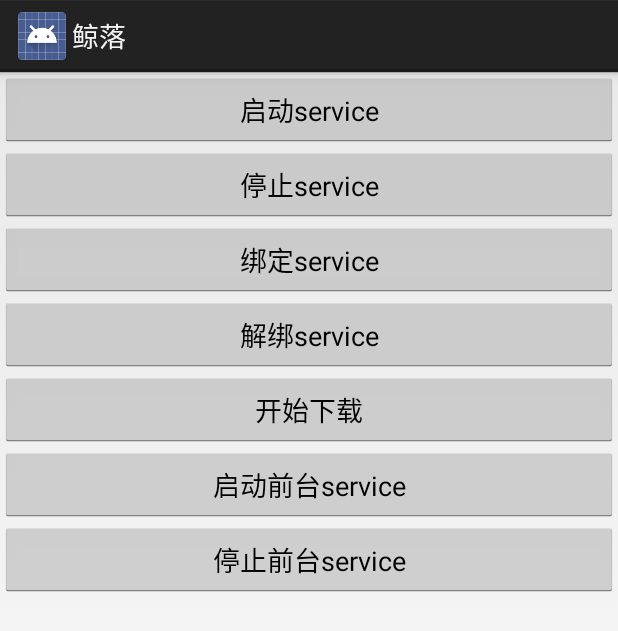
After one commit to blueizz/WhaleFall, an Android app: the ServiceActivity screen opened directly, with no data from a screen before it, on a phone screen of 412 x 824 dp. The commit adds this screen. Shown: the top 631 px of the screen. Run offline under Robolectric (Android 15) with nearby library versions, the phone set to English and light mode, and no system bars.

Commit message:
Service...

```diff
--- a/annotation-demo/src/main/java/com/blueizz/annotation/AnnotationActivity.java
+++ b/annotation-demo/src/main/java/com/blueizz/annotation/AnnotationActivity.java
@@ -28,6 +28,7 @@ public class AnnotationActivity extends Activity {
                 //通过注解的isCheck属性判断是否测试当前方法
                 if (checkAnnotation.isCheck()) {
                     try {
+                        method.setAccessible(true);
                         method.invoke(noBug, new Object[]{});
                     } catch (Exception e) {
                         e.printStackTrace();
--- a/app/build.gradle
+++ b/app/build.gradle
@@ -37,4 +37,5 @@ dependencies {
     implementation project(':bitmap-demo')
     implementation project(':collection-demo')
     implementation project(':sticker-demo')
+    implementation project(':service_demo')
 }
--- a/app/src/main/java/com/blueizz/whalefall/ActivityRouter.java
+++ b/app/src/main/java/com/blueizz/whalefall/ActivityRouter.java
@@ -7,6 +7,7 @@ import com.blueizz.bitmap.StrokeActivity;
 import com.blueizz.collection.CollectionActivity;
 import com.blueizz.bitmap.BitmapActivity;
 import com.blueizz.reflection.ReflectionActivity;
+import com.blueizz.service.ServiceActivity;
 import com.blueizz.sticker.StickerViewActivity;
 
 import org.joor.Reflect;
@@ -36,6 +37,7 @@ public class ActivityRouter {
         activityMap.put("多图层绘制", LayerDrawableActivity.class);
         activityMap.put("集合框架", CollectionActivity.class);
         activityMap.put("Android贴纸", StickerViewActivity.class);
+        activityMap.put("Service基本用法", ServiceActivity.class);
     }
 
     public static Map<String, Class<? extends Activity>> getActivityMap() {
--- a/app/src/main/java/com/blueizz/whalefall/model/MainModel.java
+++ b/app/src/main/java/com/blueizz/whalefall/model/MainModel.java
@@ -2,15 +2,12 @@ package com.blueizz.whalefall.model;
 
 import android.app.Activity;
 import android.content.Context;
-import android.os.Handler;
-import android.os.Message;
 
 import com.blueizz.commom.mvp.SafeHandler;
 import com.blueizz.commom.mvp.model.BaseModel;
 import com.blueizz.whalefall.ActivityRouter;
 
 import java.util.ArrayList;
-import java.util.Collections;
 import java.util.List;
 import java.util.Map;
 
--- /dev/null
+++ b/service_demo/src/main/java/com/blueizz/service/ServiceActivity.java
@@ -0,0 +1,113 @@
+package com.blueizz.service;
+
+import android.app.Activity;
+import android.content.ComponentName;
+import android.content.Intent;
+import android.content.ServiceConnection;
+import android.os.Bundle;
+import android.os.IBinder;
+import android.view.View;
+import android.widget.Button;
+
+public class ServiceActivity extends Activity {
+
+    private Button startService;
+    private Button stopService;
+    private Button bindService;
+    private Button unbindService;
+    private Button startDownload;
+
+    private Button startFrontService;
+    private Button stopFrontService;
+
+    private TestService.TestBinder testBinder;
+
+    private ServiceConnection connection = new ServiceConnection() {
+        @Override
+        public void onServiceConnected(ComponentName name, IBinder service) {
+            testBinder = (TestService.TestBinder) service;
+        }
+
+        @Override
+        public void onServiceDisconnected(ComponentName name) {
+
+        }
+    };
+
+    @Override
+    protected void onCreate(Bundle savedInstanceState) {
+        super.onCreate(savedInstanceState);
+
+        setContentView(R.layout.activity_service);
+        findView();
+        setListener();
+    }
+
+    private void findView() {
+        startService = findViewById(R.id.btn_start_service);
+        stopService = findViewById(R.id.btn_stop_service);
+        bindService = findViewById(R.id.btn_bind_service);
+        unbindService = findViewById(R.id.btn_unbind_service);
+        startDownload = findViewById(R.id.btn_start_download);
+
+        startFrontService = findViewById(R.id.btn_start_front_service);
+        stopFrontService = findViewById(R.id.btn_stop_front_service);
+    }
+
+    private void setListener() {
+        startService.setOnClickListener(new View.OnClickListener() {
+            @Override
+            public void onClick(View v) {
+                Intent intent = new Intent(ServiceActivity.this, TestService.class);
+                startService(intent);
+            }
+        });
+
+        stopService.setOnClickListener(new View.OnClickListener() {
+            @Override
+            public void onClick(View v) {
+                Intent intent = new Intent(ServiceActivity.this, TestService.class);
+                stopService(intent);
+            }
+        });
+
+        bindService.setOnClickListener(new View.OnClickListener() {
+            @Override
+            public void onClick(View v) {
+                Intent intent = new Intent(ServiceActivity.this, TestService.class);
+                bindService(intent, connection, BIND_AUTO_CREATE);
+            }
+        });
+
+        unbindService.setOnClickListener(new View.OnClickListener() {
+            @Override
+            public void onClick(View v) {
+                unbindService(connection);
+            }
+        });
+
+        startDownload.setOnClickListener(new View.OnClickListener() {
+            @Override
+            public void onClick(View v) {
+                if (testBinder != null)
+                    testBinder.startDownload();
+            }
+        });
+
+        startFrontService.setOnClickListener(new View.OnClickListener() {
+            @Override
+            public void onClick(View v) {
+                Intent intent = new Intent(ServiceActivity.this, FrontService.class);
+                startService(intent);
+            }
+        });
+
+        stopFrontService.setOnClickListener(new View.OnClickListener() {
+            @Override
+            public void onClick(View v) {
+                Intent intent = new Intent(ServiceActivity.this, FrontService.class);
+                stopService(intent);
+            }
+        });
+    }
+}
--- /dev/null
+++ b/service_demo/src/main/res/layout/activity_service.xml
@@ -0,0 +1,49 @@
+<?xml version="1.0" encoding="utf-8"?>
+<LinearLayout xmlns:android="http://schemas.android.com/apk/res/android"
+    android:layout_width="match_parent"
+    android:layout_height="match_parent"
+    android:orientation="vertical">
+
+    <Button
+        android:id="@+id/btn_start_service"
+        android:layout_width="match_parent"
+        android:layout_height="50dp"
+        android:text="启动service" />
+
+    <Button
+        android:id="@+id/btn_stop_service"
+        android:layout_width="match_parent"
+        android:layout_height="50dp"
+        android:text="停止service" />
+
+    <Button
+        android:id="@+id/btn_bind_service"
+        android:layout_width="match_parent"
+        android:layout_height="50dp"
+        android:text="绑定service" />
+
+    <Button
+        android:id="@+id/btn_unbind_service"
+        android:layout_width="match_parent"
+        android:layout_height="50dp"
+        android:text="解绑service" />
+
+    <Button
+        android:id="@+id/btn_start_download"
+        android:layout_width="match_parent"
+        android:layout_height="50dp"
+        android:text="开始下载" />
+
+    <Button
+        android:id="@+id/btn_start_front_service"
+        android:layout_width="match_parent"
+        android:layout_height="50dp"
+        android:text="启动前台service" />
+
+    <Button
+        android:id="@+id/btn_stop_front_service"
+        android:layout_width="match_parent"
+        android:layout_height="50dp"
+        android:text="停止前台service" />
+
+</LinearLayout>
--- /dev/null
+++ b/service_demo/src/main/res/values/strings.xml
@@ -0,0 +1,3 @@
+<resources>
+    <string name="app_name">service_demo</string>
+</resources>
--- a/settings.gradle
+++ b/settings.gradle
@@ -1,3 +1,3 @@
-include ':app', ':bitmap-demo', ':collection-demo', ':permission-demo', ':sticker-demo'
+include ':app', ':bitmap-demo', ':collection-demo', ':permission-demo', ':sticker-demo', ':service_demo'
 include ':common'
 include ':reflection-demo', ':annotation-demo', ':rxbus'
```
Also changed, not shown: service_demo/build.gradle (added, +34 -0 lines), service_demo/src/main/AndroidManifest.xml (added, +10 -0 lines), service_demo/src/main/java/com/blueizz/service/FrontService.java (added, +79 -0 lines), service_demo/src/main/java/com/blueizz/service/TestService.java (added, +53 -0 lines), service_demo/src/main/res/drawable-xhdpi/ic_launcher.png (added), 2 other files.
